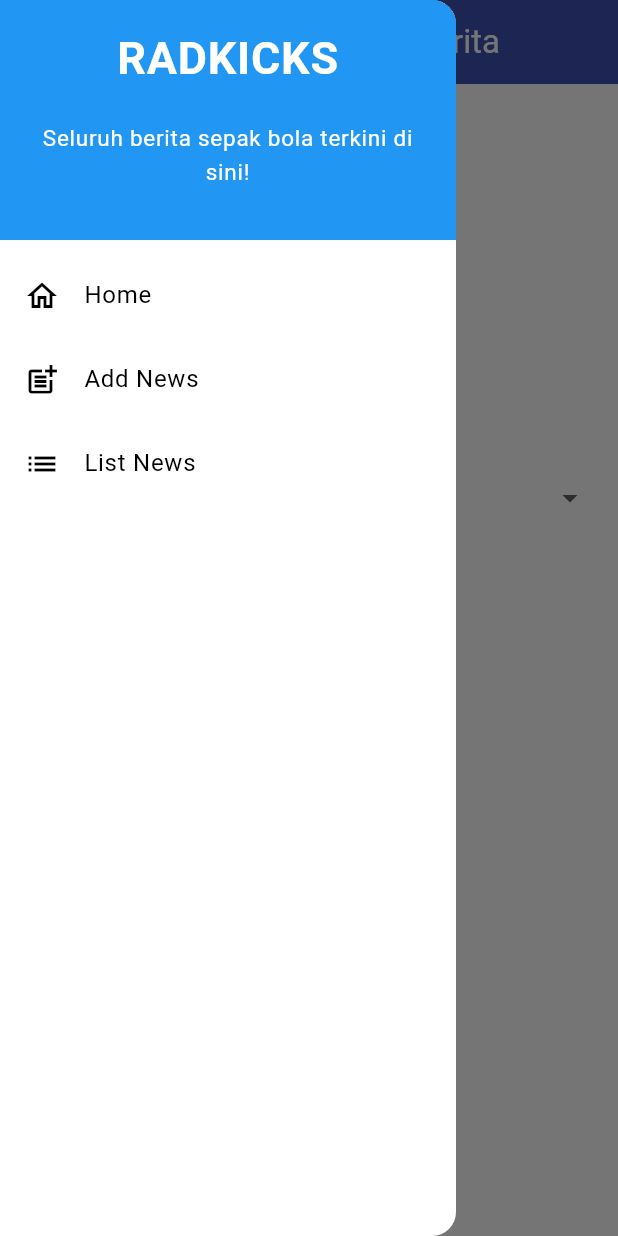
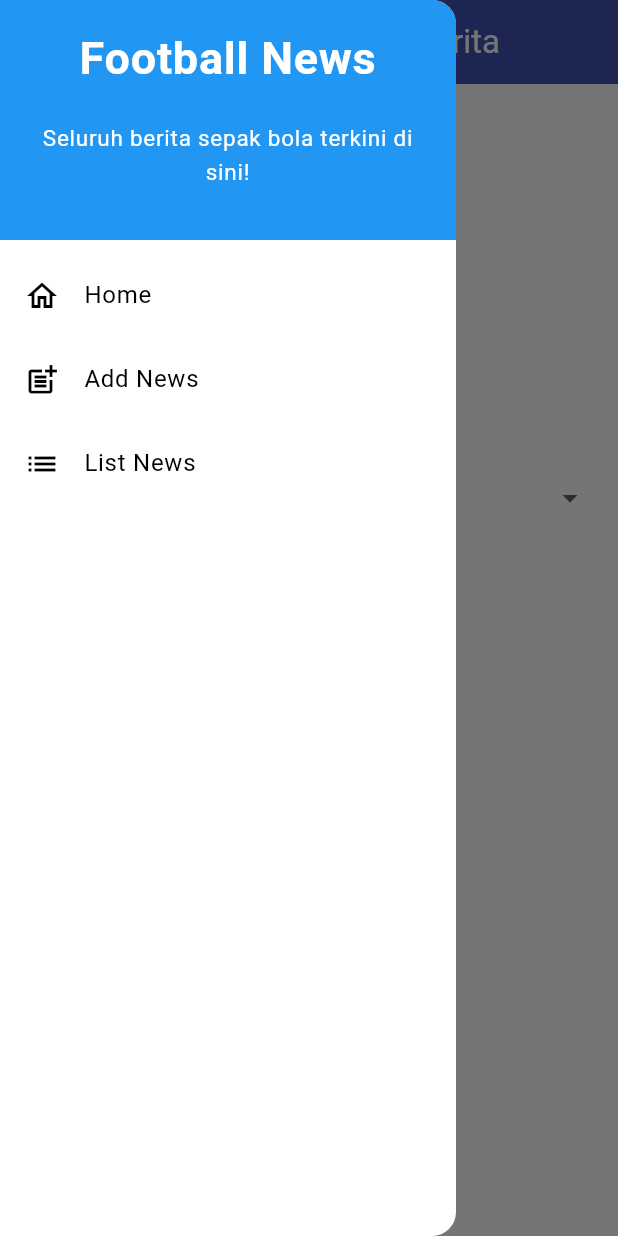
Before and after one commit to rpmdim/football-news-mobile, a Flutter app: the NewsFormPage screen opened directly, with the side drawer open, on a phone screen of 412 x 824 dp. Run offline on Flutter 3.47's test engine with Material 3 defaults, Android fonts, the phone set to English and light mode, and no system bars.

Commit message:
Updated TUTORIAL 7

```diff
--- a/lib/screens/newslist_form.dart
+++ b/lib/screens/newslist_form.dart
@@ -72,7 +72,7 @@ class _NewsFormPageState extends State<NewsFormPage> {
                 child: TextFormField(
                   maxLines: 5,
                   decoration: InputDecoration(
-                    hintText: 'Isi Berita',
+                    hintText: 'Masukkan Isi Berita',
                     labelText: 'Isi Berita',
                     border: OutlineInputBorder(
                       borderRadius: BorderRadius.circular(5.0),
@@ -101,7 +101,7 @@ class _NewsFormPageState extends State<NewsFormPage> {
                       borderRadius: BorderRadius.circular(5.0),
                     ),
                   ),
-                  value: _category,
+                  initialValue: _category,
                   items: _categories
                       .map(
                         (cat) => DropdownMenuItem(
@@ -155,7 +155,7 @@ class _NewsFormPageState extends State<NewsFormPage> {
                   padding: const EdgeInsets.all(8.0),
                   child: ElevatedButton(
                     style: ButtonStyle(
-                      backgroundColor: MaterialStateProperty.all(Colors.indigo),
+                      backgroundColor: WidgetStateProperty.all(Colors.indigo),
                     ),
                     onPressed: () {
                       if (_formKey.currentState!.validate()) {
@@ -163,7 +163,7 @@ class _NewsFormPageState extends State<NewsFormPage> {
                           context: context,
                           builder: (context) {
                             return AlertDialog(
-                              title: const Text('Produk berhasil tersimpan'),
+                              title: const Text('Berita berhasil disimpan!'),
                               content: SingleChildScrollView(
                                 child: Column(
                                   crossAxisAlignment: CrossAxisAlignment.start,
--- a/lib/widgets/left_drawer.dart
+++ b/lib/widgets/left_drawer.dart
@@ -16,7 +16,7 @@ class LeftDrawer extends StatelessWidget {
             child: Column(
               children: [
                 Text(
-                  'RADKICKS',
+                  'Football News',
                   textAlign: TextAlign.center,
                   style: TextStyle(
                     fontSize: 30,
@@ -75,6 +75,7 @@ class LeftDrawer extends StatelessWidget {
   }
 }
 
+// untuk melengkapi TODO (placeholder)
 class NewsListPage extends StatelessWidget {
   const NewsListPage({super.key});
 
```
